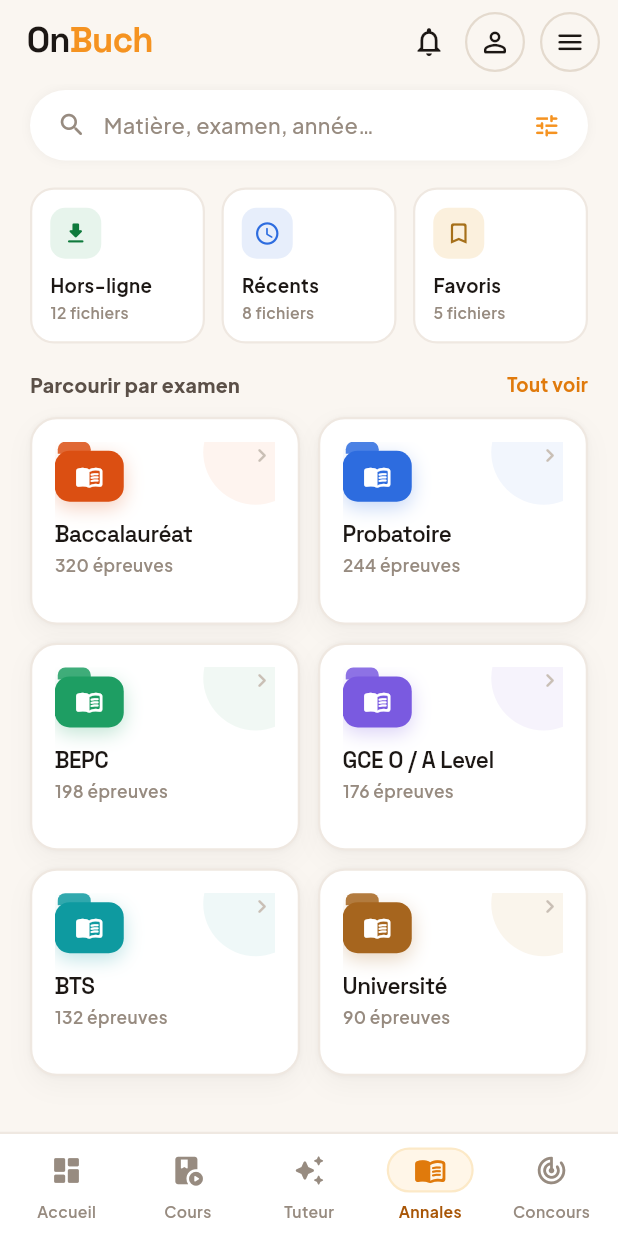
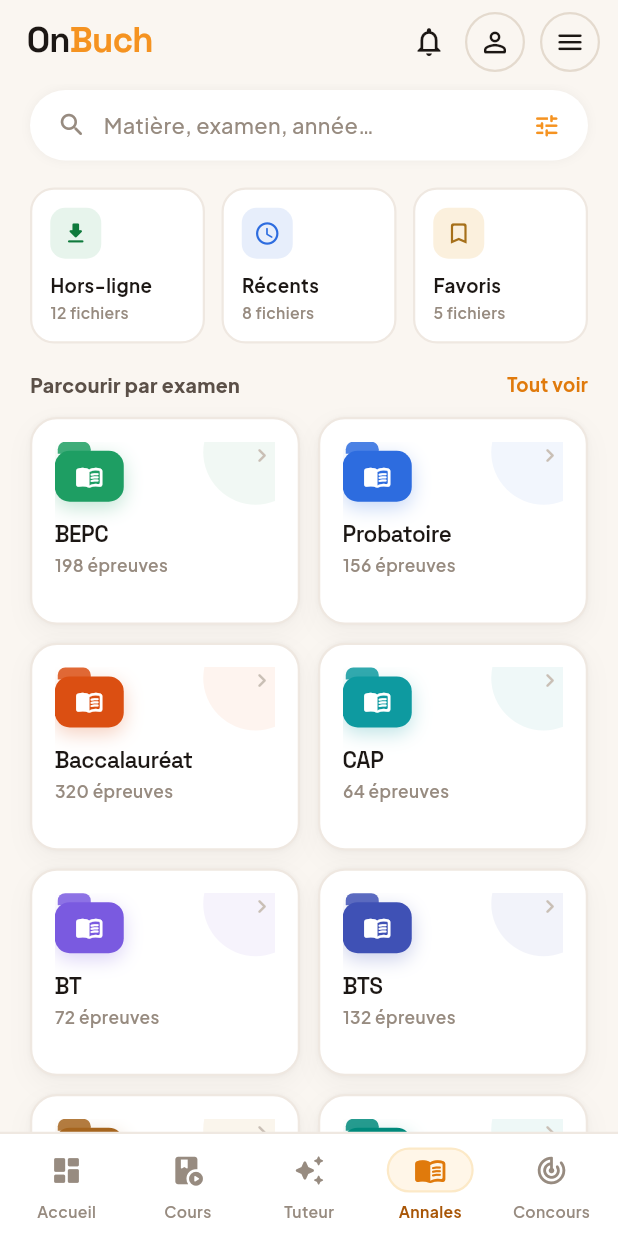
Before and after one commit to ludagg/onbuch-v2, a Flutter app: the AnnalesLibraryScreen screen opened by its route, on a phone screen of 412 x 824 dp. Run offline on Flutter 3.47's test engine with Material 3 defaults, Android fonts, the phone set to English and light mode, and no system bars; our stand-ins replace appwrite, camera, file_picker, firebase_core, firebase_messaging, fl_chart and 11 more; missing offline and left inert: gpt_markdown; accounts and stored records are empty; network calls fail.

Commit message:
Annales : catégories d'examen (CAP, BEPC, BAC, BT, Probatoire, BTS, HND, GCE O/A, Concours)
Remplace uniquement la liste des dossiers (structure de page inchangée) par les
10 catégories ordonnées par cycle. Compteurs = placeholders en attendant le
branchement des données.

Co-Authored-By: Claude Opus 4.8 (1M context) <noreply@anthropic.com>
Claude-Session: https://claude.ai/code/session_01SyEdjYbgCw9yPqHpuvtDDx

```diff
--- a/lib/screens/annales/annales_library_screen.dart
+++ b/lib/screens/annales/annales_library_screen.dart
@@ -4,12 +4,16 @@ import '../../theme/app_theme.dart';
 import '../../widgets/ob_widgets.dart';
 
 const _examFolders = [
+  ('BEPC', 198, Color(0xFF1E9E63), Color(0xFFE5F3EB)),
+  ('Probatoire', 156, Color(0xFF2D6CDF), Color(0xFFE7EEFB)),
   ('Baccalauréat', 320, Color(0xFFDB4F12), Color(0xFFFDEBE2)),
-  ('Probatoire', 244, Color(0xFF2D6CDF), Color(0xFFE7EEFB)),
-  ('BEPC', 198, Color(0xFF1E9E63), Color(0xFFE5F3EB)),
-  ('GCE O / A Level', 176, Color(0xFF7A5AE0), Color(0xFFEEE9FA)),
-  ('BTS', 132, Color(0xFF0E9AA0), Color(0xFFE1F2F2)),
-  ('Université', 90, Color(0xFFA6651E), Color(0xFFF6ECDC)),
+  ('CAP', 64, Color(0xFF0E9AA0), Color(0xFFE1F2F2)),
+  ('BT', 72, Color(0xFF7A5AE0), Color(0xFFEEE9FA)),
+  ('BTS', 132, Color(0xFF3F51B5), Color(0xFFE8EAF6)),
+  ('HND', 48, Color(0xFFA6651E), Color(0xFFF6ECDC)),
+  ('GCE O Level', 120, Color(0xFF00897B), Color(0xFFE0F2F1)),
+  ('GCE A Level', 96, Color(0xFF5E35B1), Color(0xFFEDE7F6)),
+  ('Concours', 140, Color(0xFFC0392B), Color(0xFFFBEAE5)),
 ];
 
 class AnnalesLibraryScreen extends StatelessWidget {
```
